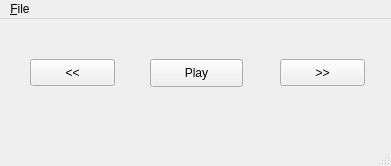
This is MainWindow.ui in Jsinclairisto/QT_Project as Qt 5 draws it before an edit. The edited form follows.
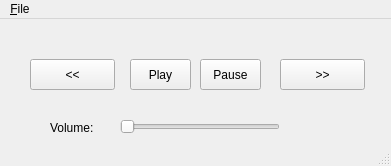
This is the edited form.

Commit message: 2nd commit of QT media player. Added pause function.

Patch:
```diff
--- a/MainWindow.ui
+++ b/MainWindow.ui
@@ -17,10 +17,10 @@
    <widget class="QPushButton" name="play_button">
     <property name="geometry">
      <rect>
-      <x>150</x>
+      <x>130</x>
       <y>40</y>
-      <width>93</width>
-      <height>28</height>
+      <width>61</width>
+      <height>31</height>
      </rect>
     </property>
     <property name="text">
@@ -33,7 +33,7 @@
       <x>280</x>
       <y>40</y>
       <width>85</width>
-      <height>27</height>
+      <height>31</height>
      </rect>
     </property>
     <property name="text">
@@ -46,13 +46,52 @@
       <x>30</x>
       <y>40</y>
       <width>85</width>
-      <height>27</height>
+      <height>31</height>
      </rect>
     </property>
     <property name="text">
      <string>&lt;&lt;</string>
     </property>
    </widget>
+   <widget class="QLabel" name="label">
+    <property name="geometry">
+     <rect>
+      <x>50</x>
+      <y>100</y>
+      <width>67</width>
+      <height>17</height>
+     </rect>
+    </property>
+    <property name="text">
+     <string>Volume:</string>
+    </property>
+   </widget>
+   <widget class="QSlider" name="volume_slider">
+    <property name="geometry">
+     <rect>
+      <x>120</x>
+      <y>100</y>
+      <width>160</width>
+      <height>16</height>
+     </rect>
+    </property>
+    <property name="orientation">
+     <enum>Qt::Horizontal</enum>
+    </property>
+   </widget>
+   <widget class="QPushButton" name="pause_button">
+    <property name="geometry">
+     <rect>
+      <x>200</x>
+      <y>40</y>
+      <width>61</width>
+      <height>31</height>
+     </rect>
+    </property>
+    <property name="text">
+     <string>Pause</string>
+    </property>
+   </widget>
   </widget>
   <widget class="QMenuBar" name="menubar">
    <property name="geometry">
```
Left out of the diff: 6 changed lines with no effect on the pictures. The commit also changes 2 other files.
